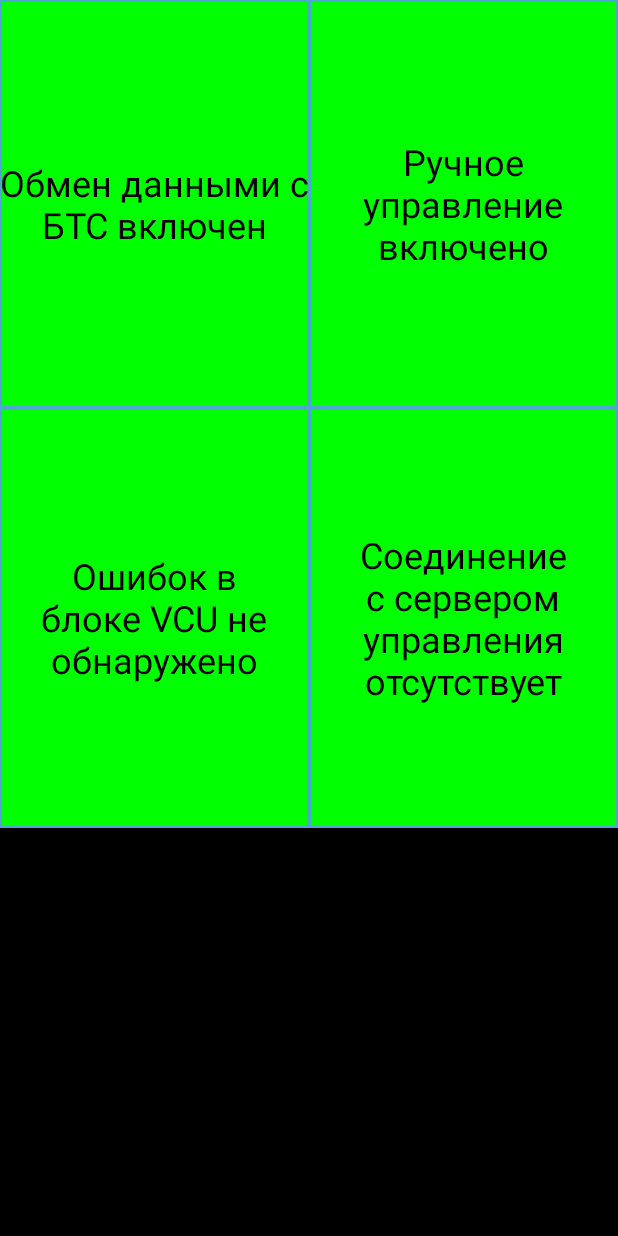
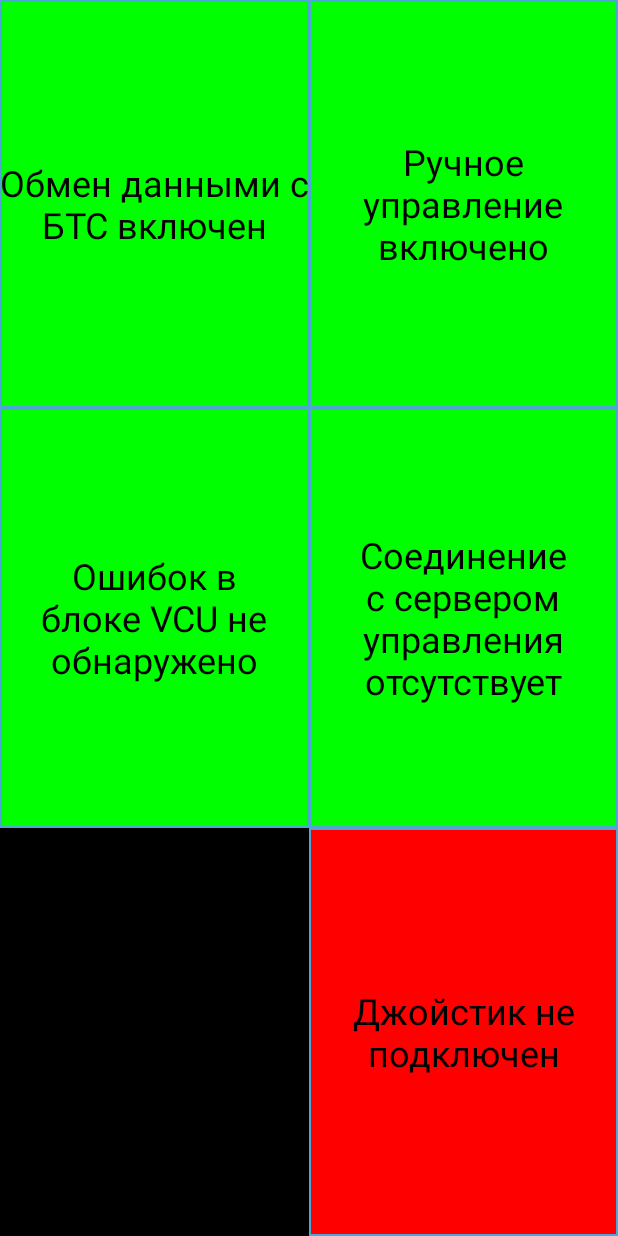
Before and after one commit to denk1/RemonteControl, an Android app: the layout activity_work.xml on its own in the app's theme, with its tools: preview values and no code run, on a phone screen of 412 x 824 dp. Run offline under Robolectric (Android 15) with nearby library versions, the phone set to English and light mode, and no system bars.

Commit message:
indicator has been worked

```diff
--- /dev/null
+++ b/app/src/main/res/drawable/back_alarm.xml
@@ -0,0 +1,5 @@
+<?xml version="1.0" encoding="utf-8"?>
+<shape xmlns:android="http://schemas.android.com/apk/res/android" android:shape="rectangle" >
+    <solid android:color="@color/colorAlarm" />
+    <stroke android:width="1dip" android:color="#4fa5d5"/>
+</shape>
--- a/app/src/main/res/layout/activity_work.xml
+++ b/app/src/main/res/layout/activity_work.xml
@@ -41,7 +41,7 @@
         android:layout_width="0dp"
         android:layout_height="0dp"
         android:background="@drawable/back"
-        android:text="Ручное управление включено"
+        android:text="@string/manual_indicator"
         android:textColor="@color/colorTextViewWork"
         android:textSize="24sp"
         android:gravity="center_horizontal|center_vertical"
@@ -62,7 +62,7 @@
         android:layout_width="0dp"
         android:layout_height="0dp"
         android:background="@drawable/back"
-        android:text="Ошибок в блоке VCU не обнаружено"
+        android:text="@string/error_vcu_indicator"
         android:textColor="@color/colorTextViewWork"
         android:textSize="24sp"
         android:gravity="center_horizontal|center_vertical"
@@ -77,11 +77,26 @@
         android:layout_height="0dp"
         android:background="@drawable/back"
         android:gravity="center_horizontal|center_vertical"
-        android:text="Соединение с сервером управления отсутствует"
+        android:text="@string/control_indicator"
         android:textColor="@color/colorTextViewWork"
         android:textSize="24sp"
         app:layout_constraintBottom_toTopOf="@+id/guideline3"
         app:layout_constraintEnd_toEndOf="parent"
         app:layout_constraintStart_toStartOf="@+id/guideline2"
         app:layout_constraintTop_toTopOf="@+id/guideline" />
+
+    <TextView
+        android:id="@+id/textViewJoystick"
+        android:layout_width="0dp"
+        android:layout_height="0dp"
+        android:background="@drawable/back_alarm"
+        android:gravity="center_horizontal|center_vertical"
+        android:text="@string/joystick_indicator"
+        android:textColor="@color/colorTextViewWork"
+        android:textSize="24sp"
+        app:layout_constraintBottom_toBottomOf="parent"
+        app:layout_constraintEnd_toEndOf="parent"
+        app:layout_constraintStart_toStartOf="@+id/guideline2"
+        app:layout_constraintTop_toBottomOf="@+id/guideline3" />
+
 </android.support.constraint.ConstraintLayout>
--- a/app/src/main/res/values/strings.xml
+++ b/app/src/main/res/values/strings.xml
@@ -57,4 +57,8 @@
 
     <!-- TODO: Remove or change this placeholder text -->
     <string name="hello_blank_fragment">Hello blank fragment</string>
+    <string name="joystick_indicator">Джойстик не подключен</string>
+    <string name="control_indicator">Соединение с сервером управления отсутствует</string>
+    <string name="error_vcu_indicator">Ошибок в блоке VCU не обнаружено</string>
+    <string name="manual_indicator">Ручное управление включено</string>
 </resources>
--- a/build.gradle
+++ b/build.gradle
@@ -8,7 +8,7 @@ buildscript {
         maven { url 'https://jitpack.io' }
     }
     dependencies {
-        classpath 'com.android.tools.build:gradle:3.5.3'
+        classpath 'com.android.tools.build:gradle:3.6.0'
 
         // NOTE: Do not place your application dependencies here; they belong
         // in the individual module build.gradle files
```
Also changed, not shown: app/src/main/java/com/example/den/remontecontrol/JoystickCommunication.java (+38 -13 lines), app/src/main/java/com/example/den/remontecontrol/WorkActivity.java (+9 -4 lines), gradle/wrapper/gradle-wrapper.properties.
